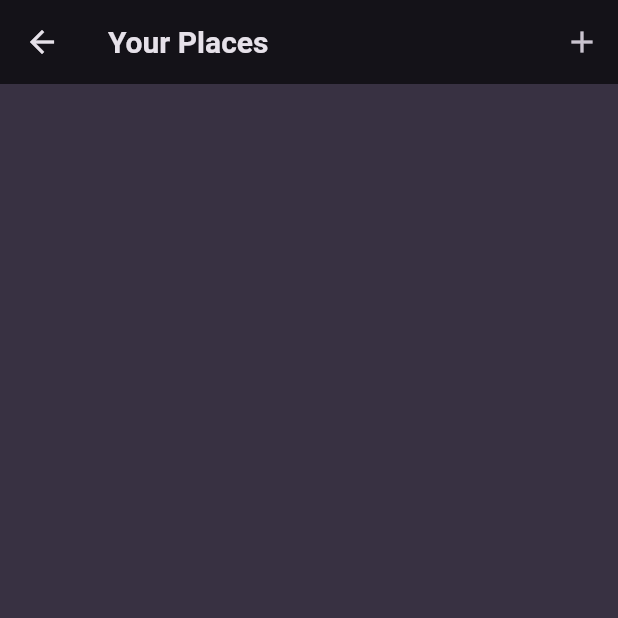
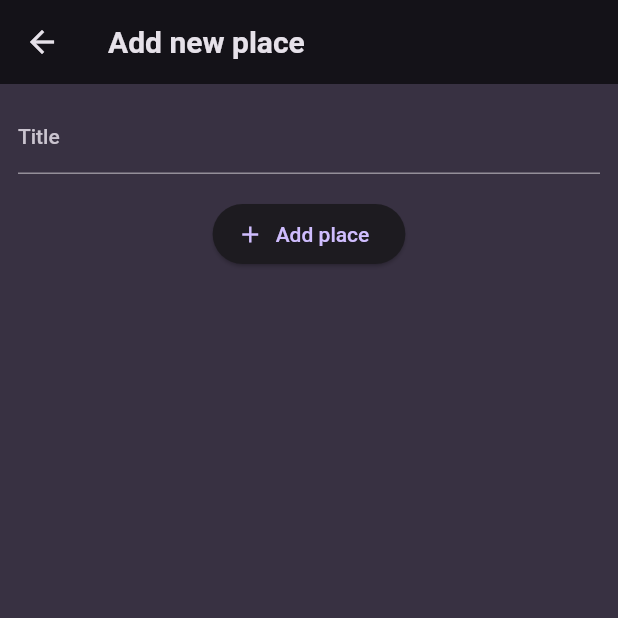
Before and after one commit to OliverSoucc/favourite-places-exam-project, a Flutter app: the PlacesScreen screen opened directly, after a tap on the "add" icon, on a phone screen of 412 x 824 dp, the top half of it. Run offline on Flutter 3.47's test engine with Material 2 defaults, Android fonts, the phone set to English and light mode, and no system bars; our stand-ins replace flutter_riverpod, google_fonts.

Commit message:
added Riverpod(global state); add_place screen; places screen

```diff
--- a/lib/main.dart
+++ b/lib/main.dart
@@ -1,6 +1,8 @@
 import 'package:flutter/material.dart';
+import 'package:flutter_riverpod/flutter_riverpod.dart';
 
 import 'package:google_fonts/google_fonts.dart';
+import 'package:native_device_features/screens/places.dart';
 
 final colorScheme = ColorScheme.fromSeed(
   brightness: Brightness.dark,
@@ -27,7 +29,7 @@ final theme = ThemeData().copyWith(
 
 void main() {
   runApp(
-    const MyApp(),
+    const ProviderScope(child: MyApp()),
   );
 }
 
@@ -39,7 +41,7 @@ class MyApp extends StatelessWidget {
     return MaterialApp(
       title: 'Great Places',
       theme: theme,
-      home: Container(),
+      home: PlacesScreen(),
     );
   }
 }
--- /dev/null
+++ b/lib/providers/user_places.dart
@@ -0,0 +1,13 @@
+import 'package:native_device_features/model/place.dart';
+import 'package:flutter_riverpod/flutter_riverpod.dart';
+
+class UserPlacesNotifier extends StateNotifier<List<Place>> {
+  UserPlacesNotifier() : super(const []);
+
+  void addPlace(String title) {
+    final newPlace = Place(title: title);
+    state = [newPlace, ...state];
+  }
+}
+
+final userPlacesNotifier = StateNotifierProvider((ref) => UserPlacesNotifier());
--- a/lib/screens/add_place.dart
+++ b/lib/screens/add_place.dart
@@ -0,0 +1,49 @@
+import 'package:flutter/material.dart';
+
+//TODO, ak bude cas zmenit na Form widget
+class AddPlaceScreen extends StatefulWidget {
+  const AddPlaceScreen({super.key});
+
+  @override
+  State<AddPlaceScreen> createState() => _AddPlaceScreenState();
+}
+
+class _AddPlaceScreenState extends State<AddPlaceScreen> {
+  final _titleController = TextEditingController();
+
+  @override
+  void dispose() {
+    _titleController.dispose();
+    super.dispose();
+  }
+
+  @override
+  Widget build(BuildContext context) {
+    return Scaffold(
+      appBar: AppBar(
+        title: const Text('Add new place'),
+      ),
+      body: SingleChildScrollView(
+        padding: const EdgeInsets.all(12),
+        child: Column(
+          children: [
+            TextField(
+              decoration: const InputDecoration(labelText: 'Title'),
+              controller: _titleController,
+              style:
+                  TextStyle(color: Theme.of(context).colorScheme.onBackground),
+            ),
+            const SizedBox(
+              height: 16,
+            ),
+            ElevatedButton.icon(
+              onPressed: () {},
+              icon: const Icon(Icons.add),
+              label: const Text('Add place'),
+            )
+          ],
+        ),
+      ),
+    );
+  }
+}
--- a/lib/screens/places.dart
+++ b/lib/screens/places.dart
@@ -1,7 +1,9 @@
 import 'package:flutter/material.dart';
+import 'package:native_device_features/screens/add_place.dart';
+import 'package:native_device_features/widgets/places_list.dart';
 
 class PlacesScreen extends StatelessWidget {
-  const PlacesScreen({Key? key}) : super(key: key);
+  const PlacesScreen({super.key});
 
   @override
   Widget build(BuildContext context) {
@@ -10,12 +12,18 @@ class PlacesScreen extends StatelessWidget {
         title: const Text('Your Places'),
         actions: [
           IconButton(
+            onPressed: () {
+              Navigator.of(context).push(
+                MaterialPageRoute(
+                  builder: (ctx) => const AddPlaceScreen(),
+                ),
+              );
+            },
             icon: const Icon(Icons.add),
-            onPressed: (){},
           )
         ],
       ),
-      body: Container(),
+      body: PlacesList(places: []),
     );
   }
 }
--- a/lib/widgets/places_list.dart
+++ b/lib/widgets/places_list.dart
@@ -0,0 +1,35 @@
+import 'package:flutter/material.dart';
+import 'package:native_device_features/model/place.dart';
+
+class PlacesList extends StatelessWidget {
+  const PlacesList({super.key, required this.places});
+
+  final List<Place> places;
+
+  @override
+  Widget build(BuildContext context) {
+    if (places.isEmpty) {
+      return Center(
+        child: Text(
+          'No place added yet',
+          style: Theme.of(context)
+              .textTheme
+              .bodyLarge!
+              .copyWith(color: Theme.of(context).colorScheme.onBackground),
+        ),
+      );
+    }
+    return ListView.builder(
+      itemCount: places.length,
+      itemBuilder: (ctx, index) => ListTile(
+        title: Text(
+          places[index].title,
+          style: Theme.of(context)
+              .textTheme
+              .titleMedium!
+              .copyWith(color: Theme.of(context).colorScheme.onBackground),
+        ),
+      ),
+    );
+  }
+}
--- a/pubspec.yaml
+++ b/pubspec.yaml
@@ -37,6 +37,7 @@ dependencies:
   cupertino_icons: ^1.0.2
   google_fonts: ^4.0.3
   uuid: ^3.0.7
+  flutter_riverpod: ^2.3.6
 
 dev_dependencies:
   flutter_test:
```
Also changed, not shown: pubspec.lock, 1 other file.
